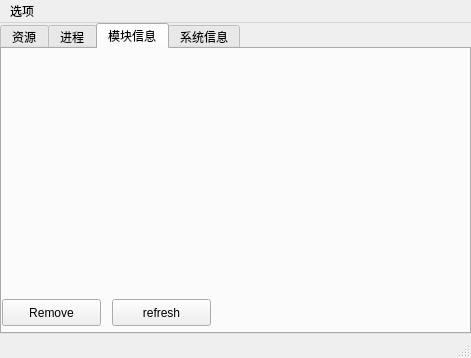
Old version of the form lab4/mainwindow.ui in the repository QYCccccc/OS_Course_Design.
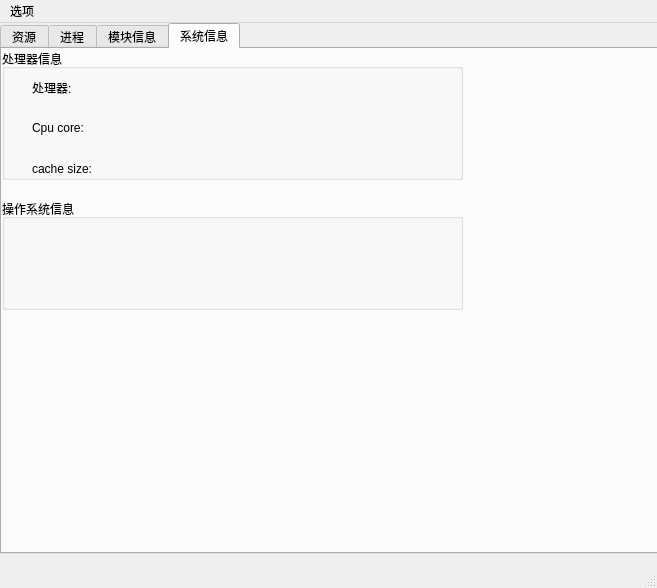
New version of the form. The open tabs and pages were chosen to show the change.

The edit to the form file:
```diff
--- a/lab4/mainwindow.ui
+++ b/lab4/mainwindow.ui
@@ -6,8 +6,8 @@
    <rect>
     <x>0</x>
     <y>0</y>
-    <width>471</width>
-    <height>358</height>
+    <width>657</width>
+    <height>588</height>
    </rect>
   </property>
   <property name="windowTitle">
@@ -19,8 +19,8 @@
      <rect>
       <x>0</x>
       <y>0</y>
-      <width>471</width>
-      <height>311</height>
+      <width>661</width>
+      <height>531</height>
      </rect>
     </property>
     <property name="currentIndex">
@@ -270,7 +270,7 @@
       </property>
      </widget>
     </widget>
-    <widget class="QWidget" name="SysInfo">
+    <widget class="QWidget" name="ModuleInfo">
      <attribute name="title">
       <string>模块信息</string>
      </attribute>
@@ -278,7 +278,7 @@
       <property name="geometry">
        <rect>
         <x>0</x>
-        <y>250</y>
+        <y>470</y>
         <width>99</width>
         <height>27</height>
        </rect>
@@ -290,8 +290,8 @@
      <widget class="QPushButton" name="pushButton_refresh_2">
       <property name="geometry">
        <rect>
-        <x>110</x>
-        <y>250</y>
+        <x>120</x>
+        <y>470</y>
         <width>99</width>
         <height>27</height>
        </rect>
@@ -301,10 +301,140 @@
       </property>
      </widget>
     </widget>
-    <widget class="QWidget" name="tab">
+    <widget class="QWidget" name="SysInfo">
      <attribute name="title">
       <string>系统信息</string>
      </attribute>
+     <widget class="QGroupBox" name="groupBox_2">
+      <property name="geometry">
+       <rect>
+        <x>0</x>
+        <y>0</y>
+        <width>461</width>
+        <height>131</height>
+       </rect>
+      </property>
+      <property name="title">
+       <string>处理器信息</string>
+      </property>
+      <widget class="QLabel" name="label_8">
+       <property name="geometry">
+        <rect>
+         <x>30</x>
+         <y>30</y>
+         <width>67</width>
+         <height>17</height>
+        </rect>
+       </property>
+       <property name="text">
+        <string>处理器:</string>
+       </property>
+      </widget>
+      <widget class="QLabel" name="label_cpuname">
+       <property name="geometry">
+        <rect>
+         <x>140</x>
+         <y>30</y>
+         <width>67</width>
+         <height>17</height>
+        </rect>
+       </property>
+       <property name="text">
+        <string/>
+       </property>
+      </widget>
+      <widget class="QLabel" name="label_9">
+       <property name="geometry">
+        <rect>
+         <x>30</x>
+         <y>70</y>
+         <width>67</width>
+         <height>17</height>
+        </rect>
+       </property>
+       <property name="text">
+        <string>Cpu core:</string>
+       </property>
+      </widget>
+      <widget class="QLabel" name="label_cpucore">
+       <property name="geometry">
+        <rect>
+         <x>140</x>
+         <y>70</y>
+         <width>67</width>
+         <height>17</height>
+        </rect>
+       </property>
+       <property name="text">
+        <string/>
+       </property>
+      </widget>
+      <widget class="QLabel" name="label_10">
+       <property name="geometry">
+        <rect>
+         <x>30</x>
+         <y>110</y>
+         <width>81</width>
+         <height>20</height>
+        </rect>
+       </property>
+       <property name="text">
+        <string>cache size:</string>
+       </property>
+      </widget>
+      <widget class="QLabel" name="label_cachesize">
+       <property name="geometry">
+        <rect>
+         <x>140</x>
+         <y>110</y>
+         <width>67</width>
+         <height>17</height>
+        </rect>
+       </property>
+       <property name="text">
+        <string/>
+       </property>
+      </widget>
+     </widget>
+     <widget class="QGroupBox" name="groupBox_3">
+      <property name="geometry">
+       <rect>
+        <x>0</x>
+        <y>150</y>
+        <width>461</width>
+        <height>111</height>
+       </rect>
+      </property>
+      <property name="title">
+       <string>操作系统信息</string>
+      </property>
+      <widget class="QLabel" name="label_12">
+       <property name="geometry">
+        <rect>
+         <x>150</x>
+         <y>30</y>
+         <width>67</width>
+         <height>17</height>
+        </rect>
+       </property>
+       <property name="text">
+        <string/>
+       </property>
+      </widget>
+      <widget class="QLabel" name="label_sysinfo">
+       <property name="geometry">
+        <rect>
+         <x>40</x>
+         <y>50</y>
+         <width>67</width>
+         <height>17</height>
+        </rect>
+       </property>
+       <property name="text">
+        <string/>
+       </property>
+      </widget>
+     </widget>
     </widget>
    </widget>
   </widget>
@@ -313,7 +443,7 @@
     <rect>
      <x>0</x>
      <y>0</y>
-     <width>471</width>
+     <width>657</width>
      <height>31</height>
     </rect>
    </property>
```
Left out of the diff: 26 changed lines with no effect on the pictures.
